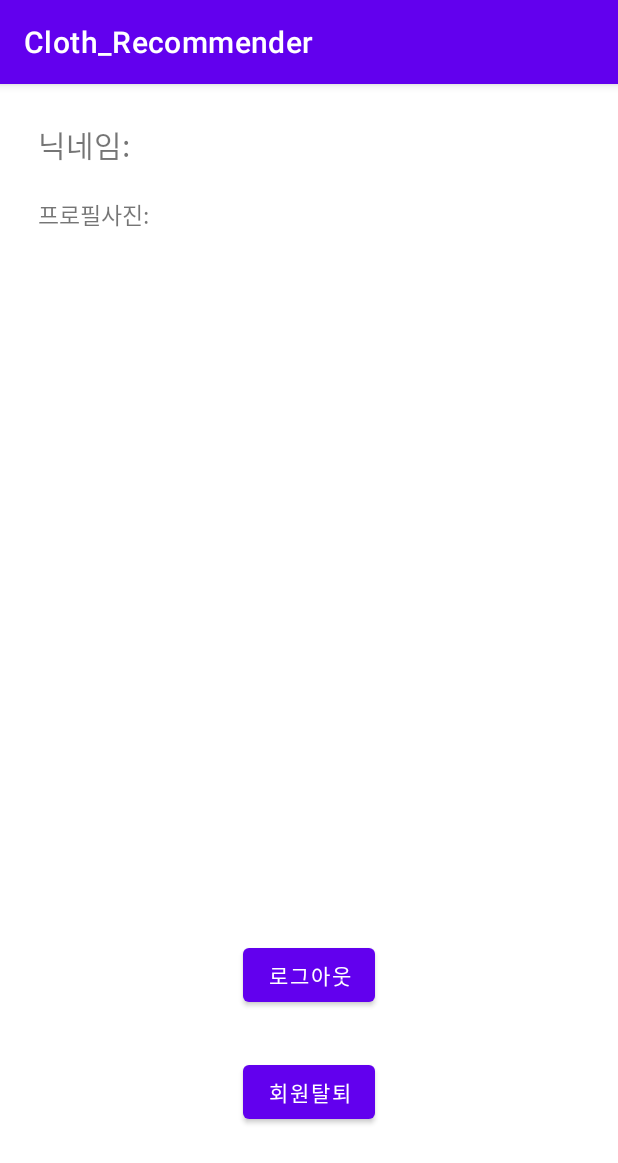
After one commit to ehojune/OOTM_app_frontend, an Android app: the LoginViewActivity screen opened directly, with no data from a screen before it, on a phone screen of 412 x 824 dp. The commit adds this screen. Shown: the top 1163 px of the screen. Run offline under Robolectric (Android 15) with nearby library versions, the phone set to English and light mode, and no system bars; libraries missing offline, so code that uses them is left out: com.kakao.network, com.kakao.usermgmt.

Commit message:
make login function

```diff
--- a/frontend/app/build.gradle
+++ b/frontend/app/build.gradle
@@ -29,7 +29,9 @@ android {
 }
 
 dependencies {
-
+    implementation group: project.KAKAO_SDK_GROUP, name: 'usermgmt', version: project.KAKAO_SDK_VERSION
+    implementation "com.kakao.sdk:v2-user:2.0.5" // 카카오 로그인
+    implementation "com.kakao.sdk:usermgmt:1.16.0"
     implementation 'androidx.appcompat:appcompat:1.3.0'
     implementation 'com.google.android.material:material:1.4.0'
     implementation 'androidx.constraintlayout:constraintlayout:2.0.4'
--- /dev/null
+++ b/frontend/app/src/main/java/com/example/cloth_recommender/LoginViewActivity.java
@@ -0,0 +1,115 @@
+package com.example.cloth_recommender;
+
+import android.app.Activity;
+import android.content.DialogInterface;
+import android.content.Intent;
+import android.os.Bundle;
+import android.view.View;
+import android.widget.Button;
+import android.widget.TextView;
+import android.widget.Toast;
+
+import androidx.appcompat.app.AlertDialog;
+import androidx.appcompat.app.AppCompatActivity;
+
+import com.kakao.network.ApiErrorCode;
+import com.kakao.network.ErrorResult;
+import com.kakao.usermgmt.UserManagement;
+import com.kakao.usermgmt.callback.LogoutResponseCallback;
+import com.kakao.usermgmt.callback.UnLinkResponseCallback;
+
+public class LoginViewActivity extends AppCompatActivity {
+
+    String strNickname, strProfile;
+
+    @Override
+    protected void onCreate(Bundle savedInstanceState) {
+        super.onCreate(savedInstanceState);
+        setContentView(R.layout.frag3_loginview);
+
+        TextView tvNickname = findViewById(R.id.tvNickname);
+        TextView tvProfile = findViewById(R.id.tvProfile);
+        Button btnLogout = findViewById(R.id.btnLogout);
+        Button btnSignout = findViewById(R.id.btnSignout);
+
+        Intent intent = getIntent();
+        strNickname = intent.getStringExtra("name");
+        strProfile = intent.getStringExtra("profile");
+
+        tvNickname.setText(strNickname);
+        tvProfile.setText(strProfile);
+
+        btnLogout.setOnClickListener(new Button.OnClickListener() {
+            @Override
+            public void onClick(View v) {
+                Toast.makeText(getApplicationContext(), "정상적으로 로그아웃되었습니다.", Toast.LENGTH_SHORT).show();
+
+                UserManagement.getInstance().requestLogout(new LogoutResponseCallback() {
+                    @Override
+                    public void onCompleteLogout() {
+                        Intent intent = new Intent(LoginViewActivity.this, LoginActivity.class);
+                        intent.setFlags(Intent.FLAG_ACTIVITY_NEW_TASK | Intent.FLAG_ACTIVITY_CLEAR_TASK | Intent.FLAG_ACTIVITY_CLEAR_TOP);
+                        startActivity(intent);
+                    }
+                });
+            }
+        });
+
+        btnSignout.setOnClickListener(new Button.OnClickListener() {
+            @Override
+            public void onClick(View v) {
+                new AlertDialog.Builder(LoginViewActivity.this)
+                        .setMessage("탈퇴하시겠습니까?")
+                        .setPositiveButton("네", new DialogInterface.OnClickListener() {
+                            @Override
+                            public void onClick(DialogInterface dialog, int which) {
+                                UserManagement.getInstance().requestUnlink(new UnLinkResponseCallback() {
+                                    @Override
+                                    public void onFailure(ErrorResult errorResult) {
+                                        int result = errorResult.getErrorCode();
+
+                                        if(result == ApiErrorCode.CLIENT_ERROR_CODE) {
+                                            Toast.makeText(getApplicationContext(), "네트워크 연결이 불안정합니다. 다시 시도해 주세요.", Toast.LENGTH_SHORT).show();
+                                        } else {
+                                            Toast.makeText(getApplicationContext(), "회원탈퇴에 실패했습니다. 다시 시도해 주세요.", Toast.LENGTH_SHORT).show();
+                                        }
+                                    }
+
+                                    @Override
+                                    public void onSessionClosed(ErrorResult errorResult) {
+                                        Toast.makeText(getApplicationContext(), "로그인 세션이 닫혔습니다. 다시 로그인해 주세요.", Toast.LENGTH_SHORT).show();
+                                        Intent intent = new Intent(LoginViewActivity.this, LoginActivity.class);
+                                        startActivity(intent);
+                                        finish();
+                                    }
+
+                                    @Override
+                                    public void onNotSignedUp() {
+                                        Toast.makeText(getApplicationContext(), "가입되지 않은 계정입니다. 다시 로그인해 주세요.", Toast.LENGTH_SHORT).show();
+                                        Intent intent = new Intent(LoginViewActivity.this, LoginActivity.class);
+                                        startActivity(intent);
+                                        finish();
+                                    }
+
+                                    @Override
+                                    public void onSuccess(Long result) {
+                                        Toast.makeText(getApplicationContext(), "회원탈퇴에 성공했습니다.", Toast.LENGTH_SHORT).show();
+                                        Intent intent = new Intent(LoginViewActivity.this, LoginActivity.class);
+                                        startActivity(intent);
+                                        finish();
+                                    }
+                                });
+
+                                dialog.dismiss();
+                            }
+                        })
+                        .setNegativeButton("아니요", new DialogInterface.OnClickListener() {
+                            @Override
+                            public void onClick(DialogInterface dialog, int which) {
+                                dialog.dismiss();
+                            }
+                        }).show();
+            }
+        });
+    }
+}
--- /dev/null
+++ b/frontend/app/src/main/res/layout/frag3_loginview.xml
@@ -0,0 +1,73 @@
+<?xml version="1.0" encoding="utf-8"?>
+<androidx.constraintlayout.widget.ConstraintLayout xmlns:android="http://schemas.android.com/apk/res/android"
+    xmlns:app="http://schemas.android.com/apk/res-auto"
+    xmlns:tools="http://schemas.android.com/tools"
+    android:layout_width="match_parent"
+    android:layout_height="match_parent">
+
+    <TextView
+        android:id="@+id/textView"
+        android:layout_width="wrap_content"
+        android:layout_height="wrap_content"
+        android:layout_marginLeft="25dp"
+        android:layout_marginTop="25dp"
+        android:textSize="20sp"
+        android:text="닉네임: "
+        app:layout_constraintLeft_toLeftOf="parent"
+        app:layout_constraintTop_toTopOf="parent" />
+
+    <TextView
+        android:id="@+id/tvNickname"
+        android:layout_width="wrap_content"
+        android:layout_height="wrap_content"
+        android:layout_marginStart="15dp"
+        android:layout_marginTop="25dp"
+        android:textSize="20sp"
+        android:text="..."
+        app:layout_constraintStart_toEndOf="@+id/textView"
+        app:layout_constraintTop_toTopOf="parent" />
+
+    <TextView
+        android:id="@+id/textView3"
+        android:layout_width="wrap_content"
+        android:layout_height="wrap_content"
+        android:layout_marginStart="25dp"
+        android:layout_marginTop="20dp"
+        android:textSize="15sp"
+        android:text="프로필사진: "
+        app:layout_constraintStart_toStartOf="parent"
+        app:layout_constraintTop_toBottomOf="@+id/textView" />
+
+    <TextView
+        android:id="@+id/tvProfile"
+        android:layout_width="wrap_content"
+        android:layout_height="wrap_content"
+        android:layout_marginStart="8dp"
+        android:textSize="14sp"
+        android:text="..."
+        app:layout_constraintTop_toTopOf="@+id/textView3"
+        app:layout_constraintStart_toEndOf="@+id/textView3" />
+
+    <Button
+        android:id="@+id/btnLogout"
+        android:layout_width="wrap_content"
+        android:layout_height="wrap_content"
+        android:layout_marginBottom="150dp"
+        android:text="로그아웃"
+        app:layout_constraintLeft_toLeftOf="parent"
+        app:layout_constraintRight_toRightOf="parent"
+        app:layout_constraintBottom_toBottomOf="parent"
+        />
+
+    <Button
+        android:id="@+id/btnSignout"
+        android:layout_width="wrap_content"
+        android:layout_height="wrap_content"
+        android:layout_marginTop="30dp"
+        android:text="회원탈퇴"
+        app:layout_constraintLeft_toLeftOf="parent"
+        app:layout_constraintRight_toRightOf="parent"
+        app:layout_constraintTop_toBottomOf="@+id/btnLogout"/>
+
+
+</androidx.constraintlayout.widget.ConstraintLayout>
--- a/frontend/app/src/main/res/values/strings.xml
+++ b/frontend/app/src/main/res/values/strings.xml
@@ -1,3 +1,4 @@
 <resources>
     <string name="app_name">Cloth_Recommender</string>
+    <string name="kakao_app_key">cdaeecacd656635b504003f49c2b3150</string>
 </resources>
--- a/frontend/build.gradle
+++ b/frontend/build.gradle
@@ -1,6 +1,7 @@
 // Top-level build file where you can add configuration options common to all sub-projects/modules.
 buildscript {
     repositories {
+        maven { url 'http://devrepo.kakao.com:8088/nexus/content/groups/public/'}
         google()
         mavenCentral()
     }
@@ -16,6 +17,7 @@ allprojects {
     repositories {
         google()
         mavenCentral()
+        maven { url 'http://devrepo.kakao.com:8088/nexus/content/groups/public/' }
         jcenter() // Warning: this repository is going to shut down soon
     }
 }
--- a/frontend/gradle.properties
+++ b/frontend/gradle.properties
@@ -15,3 +15,5 @@ org.gradle.jvmargs=-Xmx2048m -Dfile.encoding=UTF-8
 # Android operating system, and which are packaged with your app"s APK
 # https://developer.android.com/topic/libraries/support-library/androidx-rn
 android.useAndroidX=true
+KAKAO_SDK_GROUP=com.kakao.sdk
+KAKAO_SDK_VERSION=1.27.0
```
Also changed, not shown: frontend/app/src/main/AndroidManifest.xml (+7 -1 lines), frontend/app/src/main/java/com/example/cloth_recommender/App.java (added, +98 -0 lines), frontend/app/src/main/java/com/example/cloth_recommender/LoginActivity.java (added, +89 -0 lines), frontend/app/src/main/java/com/example/cloth_recommender/MainActivity.java (+34 -3 lines), frontend/app/src/main/res/layout/frag3_login.xml (added, +16 -0 lines).
